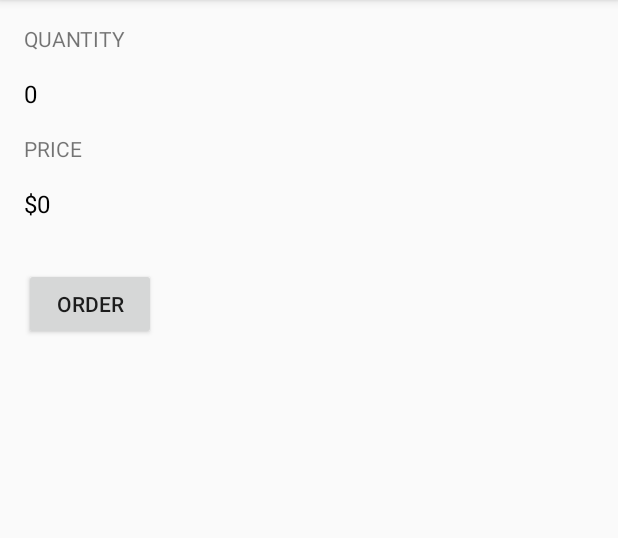
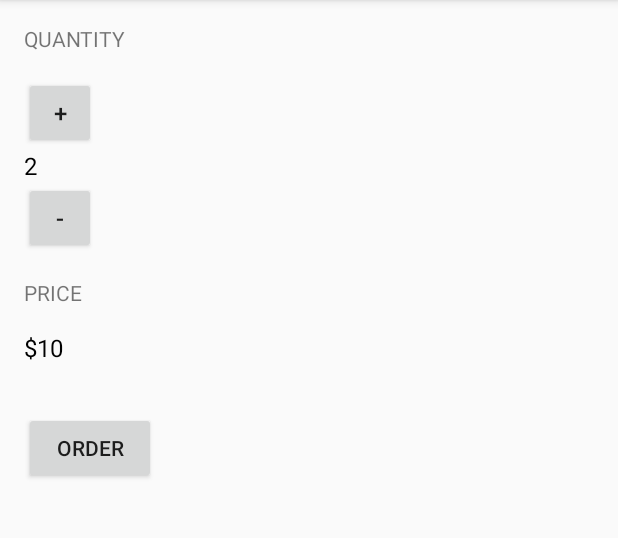
Before and after one commit to khalie/UdacityAndroidScholarship, an Android app: the screen it shows after launch (MainActivity), on a phone screen of 412 x 824 dp, the part 84-622 px from its top. Run offline under Robolectric (Android 15) with nearby library versions, the phone set to English and light mode, and no system bars.

Commit message:
increment and decrement the amount of coffees with buttons

```diff
--- a/JustJava/app/src/main/java/com/example/android/justjava/MainActivity.java
+++ b/JustJava/app/src/main/java/com/example/android/justjava/MainActivity.java
@@ -33,8 +33,30 @@ public class MainActivity extends AppCompatActivity {
         quantityTextView.setText("" + number);
     }
 
+    /**
+     * This method displays the price on the screen.
+     */
     private void displayPrice(int number) {
         TextView quantityTextView = (TextView) findViewById(R.id.price_text_view_text_view);
         quantityTextView.setText("$" + number);
     }
+
+    /**
+     * This method increments the amount of coffees by one
+     */
+    public void inc(View view) {
+        int currentAmount = 3;
+        display(currentAmount);
+        displayPrice(currentAmount*5);
+    }
+
+    /**
+     * This method decrements the amount of coffees by one
+     */
+    public void dec(View view) {
+        int currentAmount = 1;
+        display(currentAmount);
+        displayPrice(currentAmount*5);
+    }
+
 }
--- a/JustJava/app/src/main/res/layout/activity_main.xml
+++ b/JustJava/app/src/main/res/layout/activity_main.xml
@@ -18,14 +18,28 @@
         android:text="Quantity"
         android:textAllCaps="true" />
 
+    <Button
+        android:layout_width="48dp"
+        android:layout_height="48dp"
+        android:onClick="inc"
+        android:text="+"
+        android:textSize="16sp" />
+
     <TextView
         android:id="@+id/quantity_text_view"
         android:layout_width="wrap_content"
         android:layout_height="wrap_content"
-        android:textSize="16sp"
+        android:text="2"
+        android:textColor="@android:color/black"
+        android:textSize="16sp" />
+
+    <Button
+        android:layout_width="48dp"
+        android:layout_height="48dp"
         android:layout_marginBottom="16sp"
-        android:text="0"
-        android:textColor="@android:color/black" />
+        android:onClick="dec"
+        android:text="-"
+        android:textSize="16sp" />
 
     <TextView
         android:layout_width="wrap_content"
@@ -39,14 +53,14 @@
         android:layout_width="wrap_content"
         android:layout_height="wrap_content"
         android:layout_marginBottom="16sp"
-        android:text="$0"
-        android:textSize="16sp"
-        android:textColor="@android:color/black" />
+        android:text="$10"
+        android:textColor="@android:color/black"
+        android:textSize="16sp" />
 
     <Button
         android:layout_width="wrap_content"
         android:layout_height="wrap_content"
         android:layout_marginTop="16sp"
-        android:text="Order"
-        android:onClick="submitOrder"/>
+        android:onClick="submitOrder"
+        android:text="Order" />
 </LinearLayout>
```
